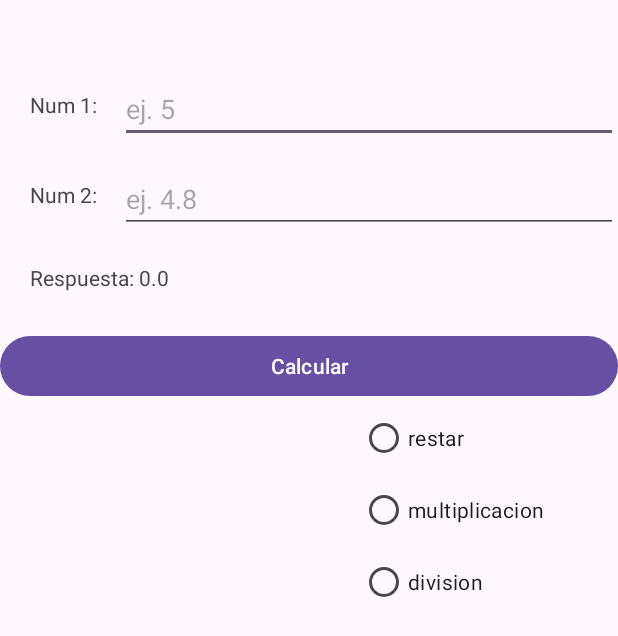
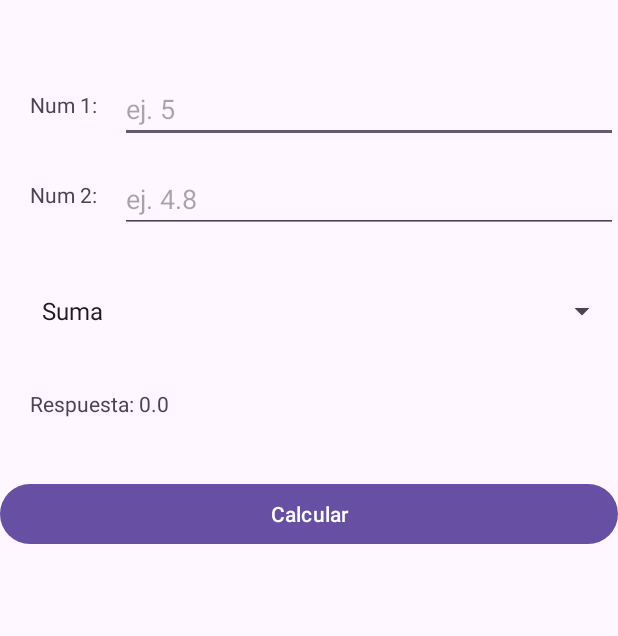
Before and after one commit to valen500/semi-prograll-2025, an Android app: the screen it shows after launch (MainActivity), after a tap on "Calcular", on a phone screen of 412 x 824 dp. Shown: the top 636 px of the screen. Run offline under Robolectric (Android 15) with nearby library versions, the phone set to English and light mode, and no system bars.

```diff
--- a/app/src/main/java/com/example/miprimeraaplicacion/MainActivity.java
+++ b/app/src/main/java/com/example/miprimeraaplicacion/MainActivity.java
@@ -3,56 +3,88 @@ package com.example.miprimeraaplicacion;
 import android.os.Bundle;
 import android.view.View;
 import android.widget.Button;
-import android.widget.RadioButton;
-import android.widget.RadioGroup;
+import android.widget.EditText;
+import android.widget.Spinner;
 import android.widget.TextView;
 
-import androidx.activity.EdgeToEdge;
 import androidx.appcompat.app.AppCompatActivity;
-        import androidx.core.view.WindowInsetsCompat;
 
 public class MainActivity extends AppCompatActivity {
     Button btn;
-    TextView tempVal;
-    RadioGroup rgo;
-
-    RadioButton opt;
+    TextView lblRespuesta;
+    Spinner spnOpciones;
+    EditText txtNum1, txtNum2;
 
     @Override
     protected void onCreate(Bundle savedInstanceState) {
         super.onCreate(savedInstanceState);
         setContentView(R.layout.activity_main);
+
+        // Inicialización de vistas
         btn = findViewById(R.id.btnCalcular);
+        txtNum1 = findViewById(R.id.txtNum1);
+        txtNum2 = findViewById(R.id.txtNum2);
+        lblRespuesta = findViewById(R.id.lblRespuesta);
+        spnOpciones = findViewById(R.id.spnOpciones);
+
+        // Evento del botón
         btn.setOnClickListener(new View.OnClickListener() {
             @Override
             public void onClick(View v) {
-                tempVal = findViewById(R.id.txtNum1);
-                double num1 = Double.parseDouble(tempVal.getText().toString());
+                try {
+                    // Obtener valores numéricos
+                    double num1 = txtNum1.getText().toString().isEmpty() ? 0 : Double.parseDouble(txtNum1.getText().toString());
+                    double num2 = txtNum2.getText().toString().isEmpty() ? 0 : Double.parseDouble(txtNum2.getText().toString());
+                    double resultado = 0.0;
 
-                tempVal = findViewById(R.id.txtNum2);
-                double num2 = Double.parseDouble(tempVal.getText().toString());
+                    // Seleccionar la operación según el Spinner
+                    switch (spnOpciones.getSelectedItemPosition()) {
+                        case 0: // Suma
+                            resultado = num1 + num2;
+                            break;
+                        case 1: // Resta
+                            resultado = num1 - num2;
+                            break;
+                        case 2: // Multiplicación
+                            resultado = num1 * num2;
+                            break;
+                        case 3: // División
+                            resultado = (num2 != 0) ? num1 / num2 : Double.NaN;
+                            break;
+                        case 4: // Exponente
+                            resultado = Math.pow(num1, num2);
+                            break;
+                        case 5: // Porcentaje
+                            resultado = (num1 * num2) / 100;
+                            break;
+                        case 6: // Raíz cuadrada
+                            if (num1 < 0) {
+                                lblRespuesta.setText("Error: No se puede calcular la raíz de un número negativo.");
+                                return;
+                            }
+                            resultado = Math.sqrt(num1);
+                            break;
+                        case 7: // Factorial
+                            if (num1 < 0 || num1 != (int) num1) {
+                                lblRespuesta.setText("Error: Factorial solo se aplica a enteros positivos.");
+                                return;
+                            }
+                            int n = (int) num1;
+                            resultado = 1;
+                            for (int i = 1; i <= n; i++) {
+                                resultado *= i;
+                            }
+                            break;
+                        default:
+                            lblRespuesta.setText("Error: Operación no válida.");
+                            return;
+                    }
 
-                double respuesta = 0.0;
-
-                opt = findViewById(R.id.optsuma);
-                if (opt.isChecked()) {
-                    respuesta = num1 + num2;
+                    // Mostrar el resultado
+                    lblRespuesta.setText("Respuesta: " + resultado);
+                } catch (NumberFormatException e) {
+                    lblRespuesta.setText("Error: Ingresa números válidos.");
                 }
-                opt = findViewById(R.id.optresta);
-                if (opt.isChecked()) {
-                    respuesta = num1 - num2;
-                }
-                opt = findViewById(R.id.optmultiplicacion);
-                if (opt.isChecked()) {
-                    respuesta = num1 * num2;
-                }
-                opt = findViewById(R.id.optdivision);
-                if (opt.isChecked()) {
-                    respuesta = num1 / num2;
-                }
-                tempVal = findViewById(R.id.lblRespuesta);
-                tempVal.setText("Respuesta: " + respuesta);
-
             }
         });
     }
--- a/app/src/main/res/layout/activity_main.xml
+++ b/app/src/main/res/layout/activity_main.xml
@@ -44,49 +44,33 @@
         android:layout_height="wrap_content"/>
 
 
+    <Spinner
+        android:id="@+id/spnOpciones"
+        android:layout_below="@id/txtNum2"
+        android:entries="@array/opciones"
+        android:layout_marginTop="40dp"
+        android:layout_marginLeft="20dp"
+        android:layout_width="match_parent"
+        android:layout_height="wrap_content"/>
+
     <!-- Etiqueta Respuesta -->
     <TextView
         android:id="@+id/lblRespuesta"
         android:layout_width="wrap_content"
         android:layout_height="wrap_content"
         android:layout_marginLeft="20dp"
-        android:layout_below="@id/txtNum2"
-        android:layout_marginTop="20dp"
+        android:layout_below="@id/spnOpciones"
+        android:layout_marginTop="40dp"
         android:text="Respuesta: ?" />
 
-    <RadioGroup
-        android:id="@+id/rgoOpciones"
-        android:layout_marginTop="220dp"
-        android:layout_marginLeft="240dp"
-        android:layout_width="wrap_content"
-        android:layout_height="wrap_content" >
-        <RadioButton
-            android:id="@+id/optsuma"
-            android:text="sumar"
-            android:layout_width="wrap_content"
-            android:layout_height="wrap_content" />
-    <RadioButton
-        android:id="@+id/optresta"
-android:text="restar"
-        android:layout_width="wrap_content"
-        android:layout_height="wrap_content"  />
-    <RadioButton
-        android:id="@+id/optmultiplicacion"
-        android:text="multiplicacion"
-        android:layout_width="wrap_content"
-        android:layout_height="wrap_content" />
-    <RadioButton
-        android:id="@+id/optdivision"
-        android:text="division"
-        android:layout_width="wrap_content"
-        android:layout_height="wrap_content" />
-
-    </RadioGroup>
     <!-- Botón Calcular -->
     <Button
         android:id="@+id/btnCalcular"
-        android:layout_marginTop="220dp"
+        android:layout_below="@id/lblRespuesta"
+        android:layout_marginTop="40dp"
         android:text="Calcular"
         android:layout_width="match_parent"
         android:layout_height="wrap_content"/>
+
+
 </RelativeLayout>
--- a/app/src/main/res/values/strings.xml
+++ b/app/src/main/res/values/strings.xml
@@ -1,3 +1,13 @@
 <resources>
     <string name="app_name">Miprimeraaplicacion</string>
+    <string-array name="opciones">
+        <item>Suma</item>
+        <item>Resta</item>
+        <item>Multiplicacion</item>
+        <item>Division</item>
+        <item>Exponente</item>
+        <item>Porcentaje</item>
+        <item>Raiz</item>
+        <item>Factorial</item>
+    </string-array>
 </resources>
```
